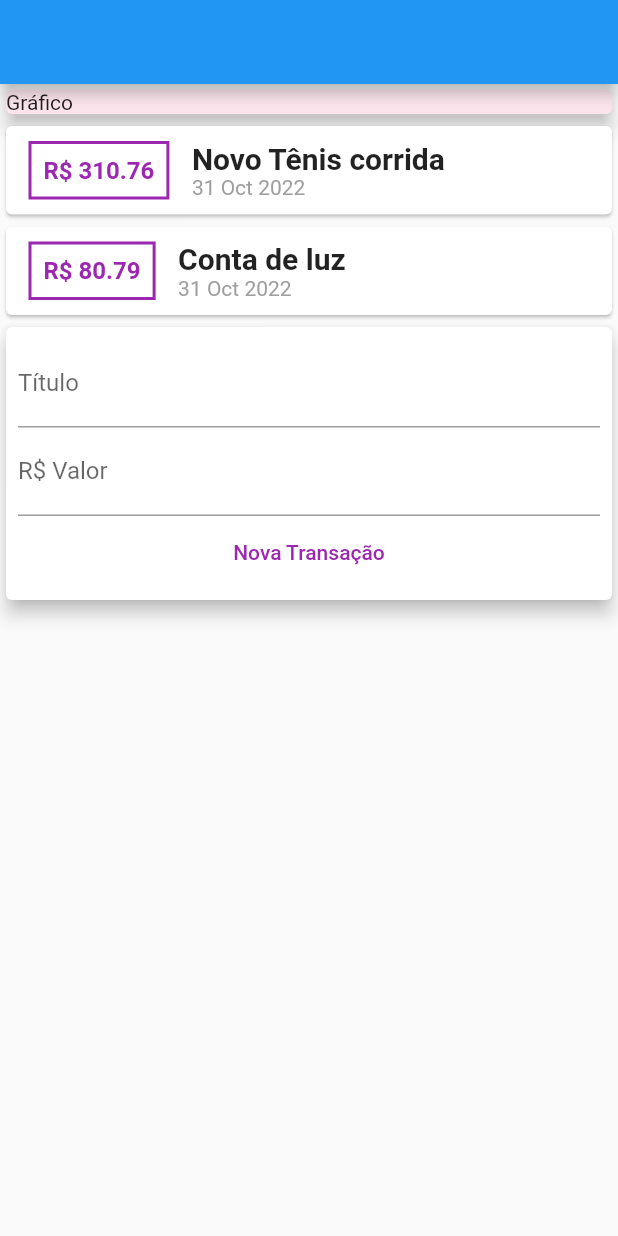
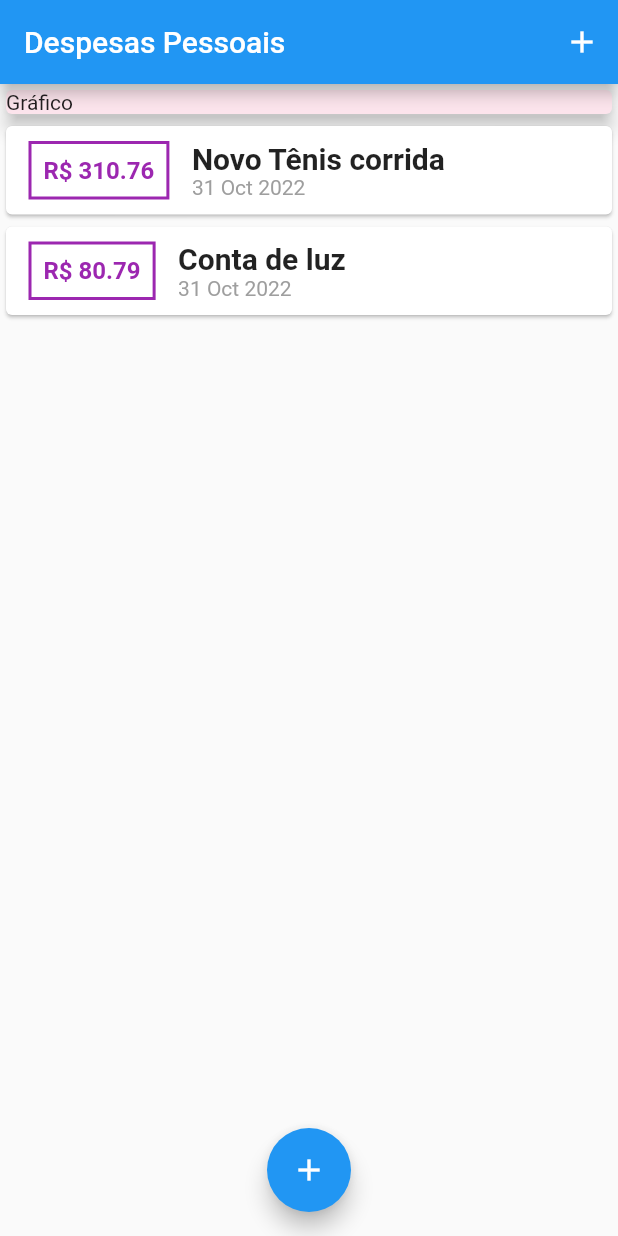
Before and after one commit to Jamilyasbarb/expanses, a Flutter app: the screen it shows after launch, on a phone screen of 412 x 824 dp. Run offline on Flutter 3.47's test engine with Material 2 defaults, Android fonts, the phone set to English and light mode, and no system bars.

Commit message:
adicionado componentizaçao e lógica para adicionar uma nova despeza a lista

```diff
--- /dev/null
+++ b/lib/components/transaction_list_component.dart
@@ -0,0 +1,82 @@
+import 'package:expanses/models/transaction_model.dart';
+import 'package:flutter/material.dart';
+import 'package:flutter/src/widgets/container.dart';
+import 'package:flutter/src/widgets/framework.dart';
+import 'package:intl/intl.dart';
+
+class TransactionList extends StatelessWidget {
+
+  final List<Transaction> transactions;
+
+  const TransactionList(this.transactions,{super.key});
+
+  @override
+  Widget build(BuildContext context) {
+    return SizedBox(
+      height: 400,
+      child: ListView(
+        children: transactions.map((tr) {
+          return Card(
+            child: Row(
+              children: [
+                Container(
+                  margin: EdgeInsets.symmetric(
+                    horizontal: 15,
+                    vertical: 10
+                  ),
+                  decoration: BoxDecoration(
+                    border: Border.all(
+                      color: Colors.purple,
+                      width: 2,
+                    ),
+                  ),
+                  padding: const EdgeInsets.all(8.0),
+                  child: Text(
+                    'R\$ ${tr.value.toString()}',
+                    style: TextStyle(
+                      fontWeight: FontWeight.bold,
+                      fontSize: 16,
+                      color: Colors.purple
+                    ),
+                  ),
+                ),
+                Column(
+                  crossAxisAlignment: CrossAxisAlignment.start,
+                  children: [
+                    Text(
+                      tr.title,
+                      style: TextStyle(
+                        fontWeight: FontWeight.bold,
+                        fontSize: 20,
+
+                      ),
+                    ),
+                    Text(
+                      DateFormat('d MMM y').format(tr.date),
+                        style: TextStyle(
+                        color: Colors.grey
+                      ),
+                    )
+                  ],
+                ),
+              ],
+            ),
+          );
+          // return ListTile(
+          //   leading: ClipRRect(
+          //     borderRadius: BorderRadius.circular(50),
+          //     child: Container(
+          //       height: 150,
+          //       width: 58,
+          //       color: Colors.blue,
+          //       child: Center(child: Text(tr.value.toString())),
+          //     ),
+          //   ),
+          //   title: Text(tr.title),
+          //   subtitle: Text(tr.date.toString()),
+          // );
+        }).toList(),
+      ),
+    );
+  }
+}
--- a/lib/main.dart
+++ b/lib/main.dart
@@ -1,6 +1,10 @@
+import 'dart:math';
+
 import 'package:flutter/material.dart';
-import 'package:expanses/models/transaction_model.dart';
-import 'package:intl/intl.dart';
+
+import 'components/transaction_form_component.dart';
+import 'components/transaction_list_component.dart';
+import 'models/transaction_model.dart';
 
 main(){
   runApp(const ExpansesApp());
@@ -8,7 +12,6 @@ main(){
 
 class ExpansesApp extends StatelessWidget {
   const ExpansesApp({super.key});
-
 
   @override
   Widget build(BuildContext context) {
@@ -18,11 +21,14 @@ class ExpansesApp extends StatelessWidget {
   }
 }
 
-class MyHomePage extends StatelessWidget {
+class MyHomePage extends StatefulWidget {
    MyHomePage({super.key});
-  final titleController = TextEditingController();
-  final valueController = TextEditingController();
 
+  @override
+  State<MyHomePage> createState() => _MyHomePageState();
+}
+
+class _MyHomePageState extends State<MyHomePage> {
  final _transactions = [
     Transaction(
       id: 't1',
@@ -37,13 +43,44 @@ class MyHomePage extends StatelessWidget {
       date: DateTime.now()
     ),
   ];
+  _openTransactionFormModal(BuildContext context){
+    showModalBottomSheet(
+      context: context,
+      builder: (ctx){
+        return TransactionForm(_addTransaction);
+      },
+    );
+    print(context);
+    // Navigator.of(context).pop();
+  }
 
+  _addTransaction(String title, double value){
+    final newTransiction = Transaction(
+      id: Random().nextDouble().toString(),
+      title: title,
+      value: value,
+      date: DateTime.now()
+    );
+    setState(() {
+      _transactions.add(newTransiction);
+    });
+  }
 
   @override
   Widget build(BuildContext context) {
     return Scaffold(
-      appBar: AppBar(),
-      body: Column(
+      appBar: AppBar(
+        title: Text('Despesas Pessoais'),
+        actions: <Widget>[
+          IconButton(icon: Icon(Icons.add),
+          onPressed: (){
+            _openTransactionFormModal(context);
+          },
+          ),
+        ],
+      ),
+      body: SingleChildScrollView(
+        child: Column(
           children: <Widget>[
             SizedBox(
               width: MediaQuery.of(context).size.width,
@@ -55,97 +92,21 @@ class MyHomePage extends StatelessWidget {
               ),
             ),
             Column(
-            children: _transactions.map((tr) {
-              return Card(
-                child: Row(
               children: [
-                    Container(
-                      margin: EdgeInsets.symmetric(
-                        horizontal: 15,
-                        vertical: 10
-                      ),
-                      decoration: BoxDecoration(
-                        border: Border.all(
-                          color: Colors.purple,
-                          width: 2,
-                        ),
-                      ),
-                      padding: const EdgeInsets.all(8.0),
-                      child: Text(
-                        'R\$ ${tr.value.toString()}',
-                        style: TextStyle(
-                          fontWeight: FontWeight.bold,
-                          fontSize: 16,
-                          color: Colors.purple
-                        ),
-                      ),
-                    ),
-                    Column(
-                      crossAxisAlignment: CrossAxisAlignment.start,
-                      children: [
-                        Text(
-                          tr.title,
-                          style: TextStyle(
-                            fontWeight: FontWeight.bold,
-                            fontSize: 20,
-
-                          ),
-                        ),
-                        Text(
-                          DateFormat('d MMM y').format(tr.date),
-                            style: TextStyle(
-                            color: Colors.grey
-                          ),
-                        )
+                TransactionList(_transactions),
               ],
             ),
-                  ],
-                ),
-              );
-              // return ListTile(
-              //   leading: ClipRRect(
-              //     borderRadius: BorderRadius.circular(50),
-              //     child: Container(
-              //       height: 150,
-              //       width: 58,
-              //       color: Colors.blue,
-              //       child: Center(child: Text(tr.value.toString())),
-              //     ),
-              //   ),
-              //   title: Text(tr.title),
-              //   subtitle: Text(tr.date.toString()),
-              // );
-            }).toList(),
-          ),
-          Card(
-            elevation: 5,
-            child: Padding(
-              padding: const EdgeInsets.all(8.0),
-              child: Column(
-                children: [
-                  TextField(
-                    controller: titleController,
-                    decoration: InputDecoration(
-                      labelText: 'Título',
-                    ),
-                  ),
-                  TextField(
-                    controller: valueController,
-                    decoration: InputDecoration(
-                      labelText: 'R\$ Valor'
-                      // border: OutlineInputBorder()
-                    ),
-                  ),
-                  TextButton(
-                    onPressed: (){},
-                    child: Text('Nova Transação', style: TextStyle(color: Colors.purple),),
-                  ),
+            // TransactionUser()
           ],
         ),
       ),
+      floatingActionButton: FloatingActionButton(
+        child: Icon(Icons.add),
+        onPressed: (){
+          _openTransactionFormModal(context);
+        },
       ),
-        ],
-      ),
+      floatingActionButtonLocation: FloatingActionButtonLocation.centerFloat,
     );
   }
 }
```
Also changed, not shown: lib/components/transaction_form_component.dart (added, +63 -0 lines). Lines whose indentation alone changed are shown as unchanged.
